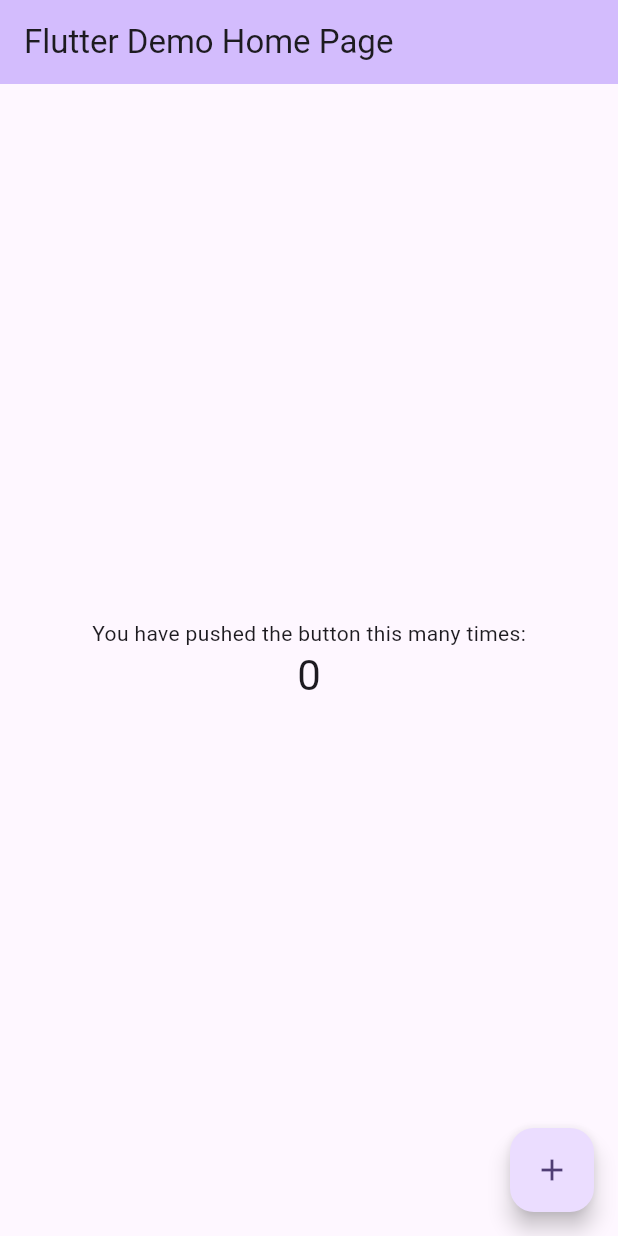
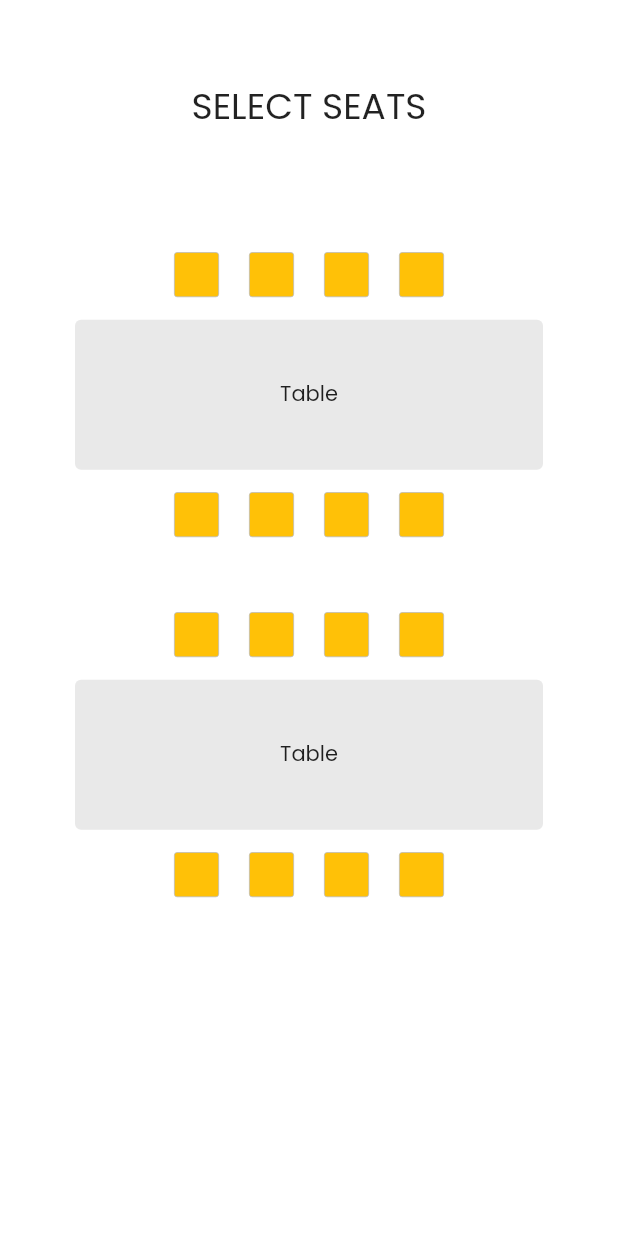
Before and after one commit to sanjaycheemeni/minto, a Flutter app: the screen it shows after launch, on a phone screen of 412 x 824 dp. Run offline on Flutter 3.47's test engine with Material 2 defaults, Android fonts, the phone set to English and light mode, and no system bars; our stand-ins replace get; missing offline and left inert: dart:html.

Commit message:
basic ui done

```diff
--- /dev/null
+++ b/minto/lib/controller/seat_selection_controller.dart
@@ -0,0 +1,19 @@
+import 'package:flutter/widgets.dart';
+import 'package:get/state_manager.dart';
+import 'package:minto/model/RestoTable.dart';
+
+class SeatSelectionController extends GetxController {
+  // for 2 table hostel
+  Rx<RestoTable> table1 = RestoTable(tableId: 1).obs;
+  Rx<RestoTable> table2 = RestoTable(tableId: 2).obs;
+
+  void selected(tableid, seatid) {
+    print("***" + table1.value.seats[0].isActive.toString());
+    table1.value.seats?[seatid].isActive =
+        toggle(table1.value.seats[seatid].isActive);
+  }
+
+  bool toggle(bool isActive) {
+    return !isActive;
+  }
+}
--- a/minto/lib/main.dart
+++ b/minto/lib/main.dart
@@ -1,125 +1,11 @@
 import 'package:flutter/material.dart';
+import 'package:minto/view/screen/login_screen.dart';
+import 'package:minto/view/screen/seat_selection_screen.dart';
+import 'package:minto/view/screen/splash_screen.dart';
 
 void main() {
-  runApp(const MyApp());
+  runApp(MaterialApp(
+    theme: ThemeData(fontFamily: "Poppins"),
+    home: SeatSelectionPage(),
+  ));
 }
-
-class MyApp extends StatelessWidget {
-  const MyApp({super.key});
-
-  // This widget is the root of your application.
-  @override
-  Widget build(BuildContext context) {
-    return MaterialApp(
-      title: 'Flutter Demo',
-      theme: ThemeData(
-        // This is the theme of your application.
-        //
-        // TRY THIS: Try running your application with "flutter run". You'll see
-        // the application has a blue toolbar. Then, without quitting the app,
-        // try changing the seedColor in the colorScheme below to Colors.green
-        // and then invoke "hot reload" (save your changes or press the "hot
-        // reload" button in a Flutter-supported IDE, or press "r" if you used
-        // the command line to start the app).
-        //
-        // Notice that the counter didn't reset back to zero; the application
-        // state is not lost during the reload. To reset the state, use hot
-        // restart instead.
-        //
-        // This works for code too, not just values: Most code changes can be
-        // tested with just a hot reload.
-        colorScheme: ColorScheme.fromSeed(seedColor: Colors.deepPurple),
-        useMaterial3: true,
-      ),
-      home: const MyHomePage(title: 'Flutter Demo Home Page'),
-    );
-  }
-}
-
-class MyHomePage extends StatefulWidget {
-  const MyHomePage({super.key, required this.title});
-
-  // This widget is the home page of your application. It is stateful, meaning
-  // that it has a State object (defined below) that contains fields that affect
-  // how it looks.
-
-  // This class is the configuration for the state. It holds the values (in this
-  // case the title) provided by the parent (in this case the App widget) and
-  // used by the build method of the State. Fields in a Widget subclass are
-  // always marked "final".
-
-  final String title;
-
-  @override
-  State<MyHomePage> createState() => _MyHomePageState();
-}
-
-class _MyHomePageState extends State<MyHomePage> {
-  int _counter = 0;
-
-  void _incrementCounter() {
-    setState(() {
-      // This call to setState tells the Flutter framework that something has
-      // changed in this State, which causes it to rerun the build method below
-      // so that the display can reflect the updated values. If we changed
-      // _counter without calling setState(), then the build method would not be
-      // called again, and so nothing would appear to happen.
-      _counter++;
-    });
-  }
-
-  @override
-  Widget build(BuildContext context) {
-    // This method is rerun every time setState is called, for instance as done
-    // by the _incrementCounter method above.
-    //
-    // The Flutter framework has been optimized to make rerunning build methods
-    // fast, so that you can just rebuild anything that needs updating rather
-    // than having to individually change instances of widgets.
-    return Scaffold(
-      appBar: AppBar(
-        // TRY THIS: Try changing the color here to a specific color (to
-        // Colors.amber, perhaps?) and trigger a hot reload to see the AppBar
-        // change color while the other colors stay the same.
-        backgroundColor: Theme.of(context).colorScheme.inversePrimary,
-        // Here we take the value from the MyHomePage object that was created by
-        // the App.build method, and use it to set our appbar title.
-        title: Text(widget.title),
-      ),
-      body: Center(
-        // Center is a layout widget. It takes a single child and positions it
-        // in the middle of the parent.
-        child: Column(
-          // Column is also a layout widget. It takes a list of children and
-          // arranges them vertically. By default, it sizes itself to fit its
-          // children horizontally, and tries to be as tall as its parent.
-          //
-          // Column has various properties to control how it sizes itself and
-          // how it positions its children. Here we use mainAxisAlignment to
-          // center the children vertically; the main axis here is the vertical
-          // axis because Columns are vertical (the cross axis would be
-          // horizontal).
-          //
-          // TRY THIS: Invoke "debug painting" (choose the "Toggle Debug Paint"
-          // action in the IDE, or press "p" in the console), to see the
-          // wireframe for each widget.
-          mainAxisAlignment: MainAxisAlignment.center,
-          children: <Widget>[
-            const Text(
-              'You have pushed the button this many times:',
-            ),
-            Text(
-              '$_counter',
-              style: Theme.of(context).textTheme.headlineMedium,
-            ),
-          ],
-        ),
-      ),
-      floatingActionButton: FloatingActionButton(
-        onPressed: _incrementCounter,
-        tooltip: 'Increment',
-        child: const Icon(Icons.add),
-      ), // This trailing comma makes auto-formatting nicer for build methods.
-    );
-  }
-}
--- /dev/null
+++ b/minto/lib/view/screen/seat_selection_screen.dart
@@ -0,0 +1,46 @@
+import 'package:flutter/material.dart';
+import 'package:get/get.dart';
+import 'package:minto/controller/seat_selection_controller.dart';
+import 'package:minto/utils/constants/colors.dart';
+import 'package:minto/view/widget/RestoTable.dart';
+
+class SeatSelectionPage extends StatelessWidget {
+  SeatSelectionPage({super.key});
+  SeatSelectionController seatSelectionController =
+      Get.put(SeatSelectionController());
+
+  @override
+  Widget build(BuildContext context) {
+    double _deviceHeight = MediaQuery.of(context).size.height;
+    double _deviceWidth = MediaQuery.of(context).size.width;
+    double _deviceTextSize = MediaQuery.of(context).textScaleFactor;
+
+    return Scaffold(
+      backgroundColor: Colors.white,
+      body: ListView(
+        physics: const BouncingScrollPhysics(),
+        children: [
+          SizedBox(
+            height: _deviceWidth * .13,
+          ),
+          Text(
+            'SELECT SEATS',
+            style: TextStyle(fontSize: _deviceTextSize * 24),
+            textAlign: TextAlign.center,
+          ),
+          SizedBox(
+            height: _deviceWidth * .13,
+          ),
+          Obx(() => RestoTable(
+                seats: seatSelectionController.table1.value,
+                controller: seatSelectionController,
+              )),
+          Obx(() => RestoTable(
+                seats: seatSelectionController.table2.value,
+                controller: seatSelectionController,
+              )),
+        ],
+      ),
+    );
+  }
+}
--- /dev/null
+++ b/minto/lib/view/widget/RestoSeat.dart
@@ -0,0 +1,35 @@
+import 'package:flutter/material.dart';
+import 'package:minto/controller/seat_selection_controller.dart';
+import 'package:minto/utils/constants/colors.dart';
+
+class RestoSeat extends StatelessWidget {
+  final id, tableId;
+  final SeatSelectionController controller;
+  const RestoSeat(
+      {super.key,
+      required this.id,
+      required this.tableId,
+      required this.controller});
+
+  @override
+  Widget build(BuildContext context) {
+    final active = controller.table1.value.seats[id].isActive;
+    print("/////////" + active.toString());
+    return GestureDetector(
+      onTap: () {
+        print(controller.table1.value.seats[id].isActive);
+        controller.selected(id, tableId);
+      },
+      child: Container(
+        margin: EdgeInsets.all(10),
+        padding: EdgeInsets.all(5),
+        width: 30,
+        height: 30,
+        decoration: BoxDecoration(
+            borderRadius: BorderRadius.circular(2),
+            color: active ? Colors.amber : Colors.red,
+            border: Border.all(color: borderColor, width: .5)),
+      ),
+    );
+  }
+}
```
Also changed, not shown: minto/lib/controller/login_controller.dart (added, +8 -0 lines), minto/lib/model/RestoTable.dart (added, +25 -0 lines), minto/lib/utils/constants/colors.dart (added, +12 -0 lines), minto/lib/view/screen/login_screen.dart (added, +83 -0 lines), minto/lib/view/screen/splash_screen.dart (added, +12 -0 lines), minto/lib/view/widget/LoginButton.dart (added, +31 -0 lines), minto/lib/view/widget/RestoTable.dart (added, +92 -0 lines), minto/lib/view/widget/TextField.dart (added, +38 -0 lines), minto/pubspec.yaml (+5 -4 lines), minto/font/Poppins-Regular.ttf (added), minto/pubspec.lock.
